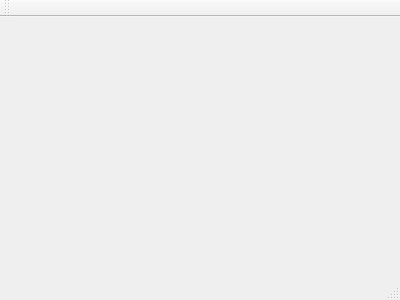
Above: Lab5/mainwindow.ui from N0Random/Lab5 before the change. Below: the same form after it.
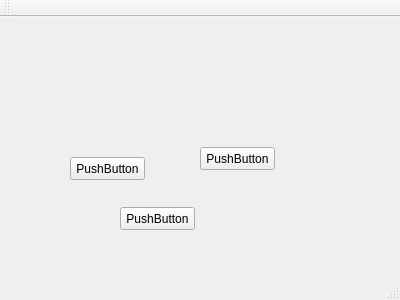
That is the form after the change.

Commit message: create class WeatherStation

Diff of the .ui file:
```diff
--- a/Lab5/mainwindow.ui
+++ b/Lab5/mainwindow.ui
@@ -12,13 +12,68 @@
   <property name="windowTitle" >
    <string>MainWindow</string>
   </property>
-  <widget class="QMenuBar" name="menuBar" />
-  <widget class="QToolBar" name="mainToolBar" />
-  <widget class="QWidget" name="centralWidget" />
-  <widget class="QStatusBar" name="statusBar" />
+  <widget class="QWidget" name="centralWidget">
+   <widget class="QPushButton" name="pushButton">
+    <property name="geometry">
+     <rect>
+      <x>70</x>
+      <y>140</y>
+      <width>75</width>
+      <height>23</height>
+     </rect>
+    </property>
+    <property name="text">
+     <string>PushButton</string>
+    </property>
+   </widget>
+   <widget class="QPushButton" name="pushButton_2">
+    <property name="geometry">
+     <rect>
+      <x>200</x>
+      <y>130</y>
+      <width>75</width>
+      <height>23</height>
+     </rect>
+    </property>
+    <property name="text">
+     <string>PushButton</string>
+    </property>
+   </widget>
+   <widget class="QPushButton" name="pushButton_3">
+    <property name="geometry">
+     <rect>
+      <x>120</x>
+      <y>190</y>
+      <width>75</width>
+      <height>23</height>
+     </rect>
+    </property>
+    <property name="text">
+     <string>PushButton</string>
+    </property>
+   </widget>
+  </widget>
+  <widget class="QMenuBar" name="menuBar">
+   <property name="geometry">
+    <rect>
+     <x>0</x>
+     <y>0</y>
+     <width>400</width>
+     <height>21</height>
+    </rect>
+   </property>
+  </widget>
+  <widget class="QToolBar" name="mainToolBar">
+   <attribute name="toolBarArea">
+    <enum>TopToolBarArea</enum>
+   </attribute>
+   <attribute name="toolBarBreak">
+    <bool>false</bool>
+   </attribute>
+  </widget>
+  <widget class="QStatusBar" name="statusBar"/>
  </widget>
- <layoutDefault spacing="6" margin="11" />
- <pixmapfunction></pixmapfunction>
+ <layoutdefault spacing="6" margin="11"/>
  <resources/>
  <connections/>
 </ui>
```
Left out of the diff: 7 changed lines with no effect on the pictures. The commit also changes 14 other files.
